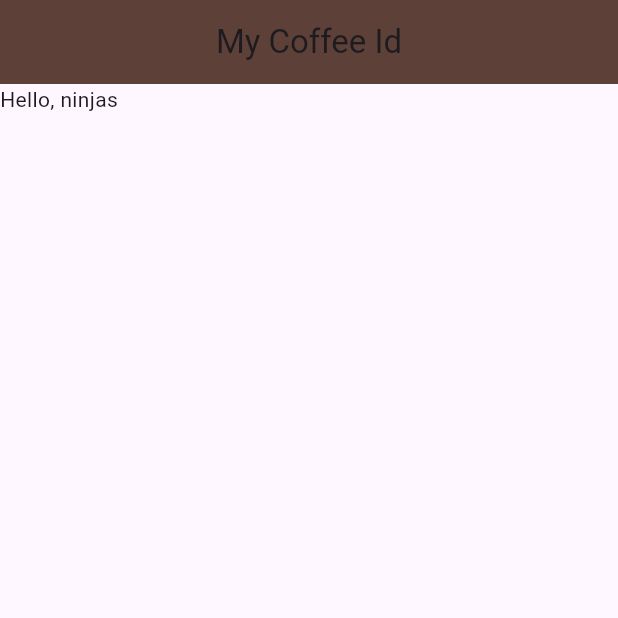
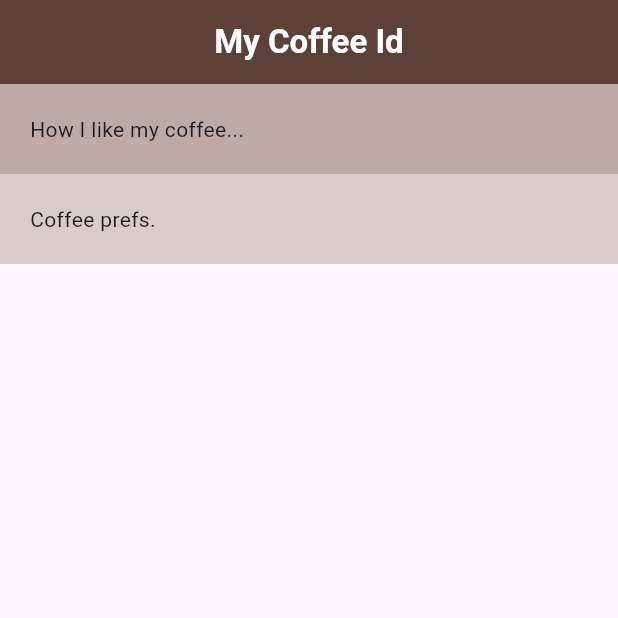
Before and after one commit to Bilal-eng/Coffee-Card, a Flutter app: the screen it shows after launch, on a phone screen of 412 x 824 dp, the top half of it. Run offline on Flutter 3.47's test engine with Material 3 defaults, Android fonts, the phone set to English and light mode, and no system bars.

Commit message:
Add Column widget

```diff
--- a/lib/home.dart
+++ b/lib/home.dart
@@ -7,11 +7,28 @@ class Home extends StatelessWidget {
   Widget build(BuildContext context) {
     return Scaffold(
       appBar: AppBar(
-        title: const Text('My Coffee Id'),
+        title: const Text(
+          'My Coffee Id',
+          style: TextStyle(color: Colors.white, fontWeight: FontWeight.bold),
+        ),
         backgroundColor: Colors.brown[700],
         centerTitle: true,
       ),
-      body: Text('Hello, ninjas'),
+      body: Column(
+        crossAxisAlignment: CrossAxisAlignment.stretch,
+        children: [
+          Container(
+            color: Colors.brown[200],
+            padding: EdgeInsets.all(20),
+            child: Text('How I like my coffee...'),
+          ),
+          Container(
+            color: Colors.brown[100],
+            padding: EdgeInsets.all(20),
+            child: Text('Coffee prefs.'),
+          ),
+        ],
+      ),
     );
   }
 }
```
Also changed, not shown: lib/main.dart (+20 -0 lines).
